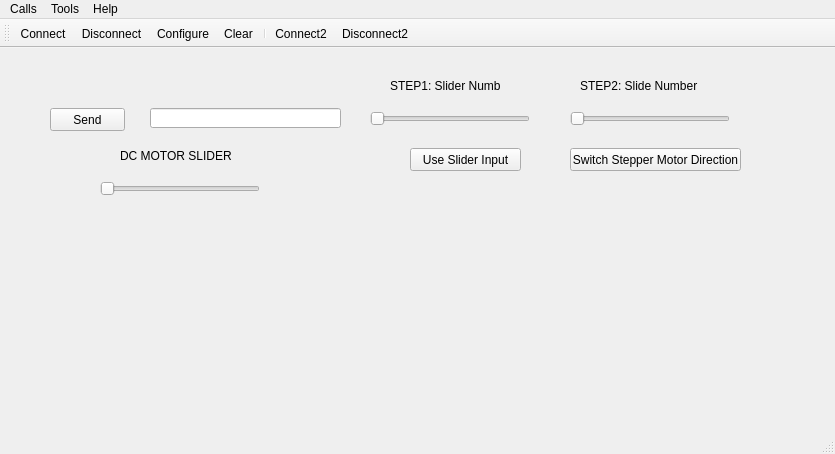
Qt form Labs/Motor Lab/SerialTerminal/mainwindow.ui (enewhall/Mechatronics) before a commit.
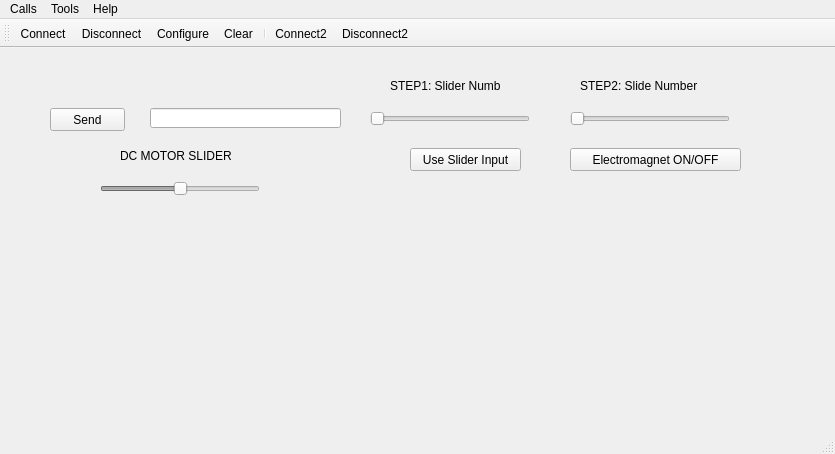
The same form after that commit. Icons and pictures are not drawn.

```diff
--- a/Labs/Motor Lab/SerialTerminal/mainwindow.ui
+++ b/Labs/Motor Lab/SerialTerminal/mainwindow.ui
@@ -145,7 +145,7 @@
      </rect>
     </property>
     <property name="text">
-     <string>Switch Stepper Motor Direction</string>
+     <string>Electromagnet ON/OFF</string>
     </property>
    </widget>
    <widget class="QSlider" name="horizontalSlider_3">
@@ -161,7 +161,10 @@
      </rect>
     </property>
     <property name="maximum">
-     <number>255</number>
+     <number>2</number>
+    </property>
+    <property name="value">
+     <number>1</number>
     </property>
     <property name="orientation">
      <enum>Qt::Horizontal</enum>
```
Left out of the diff: 2 changed lines with no effect on the pictures.
